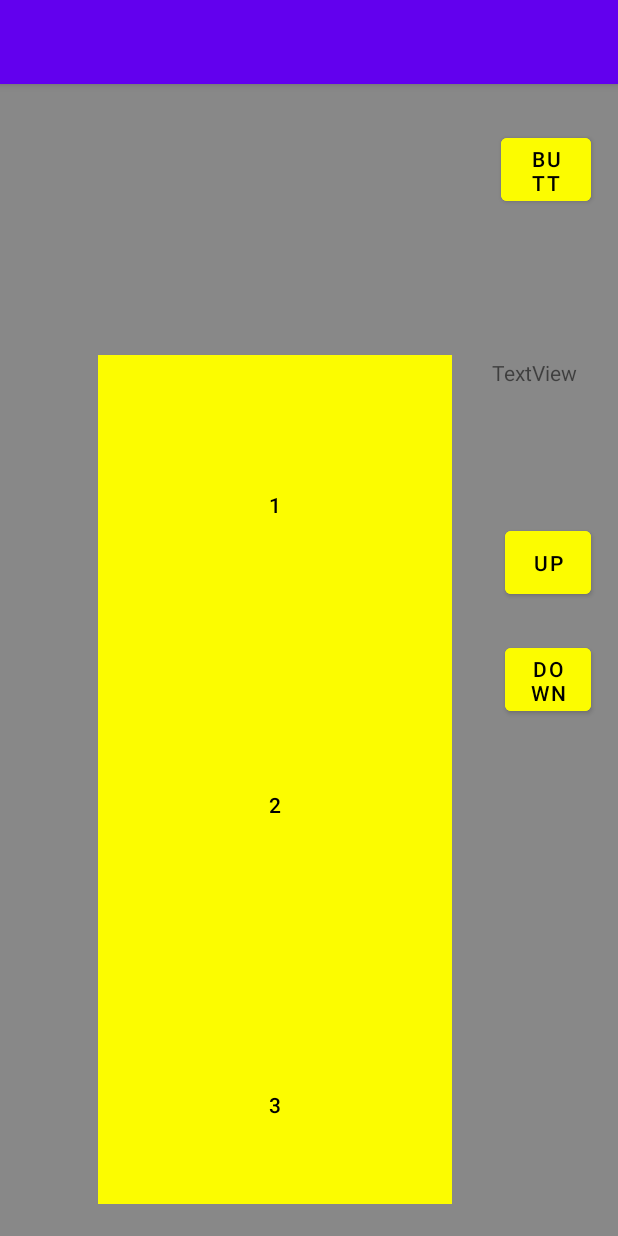
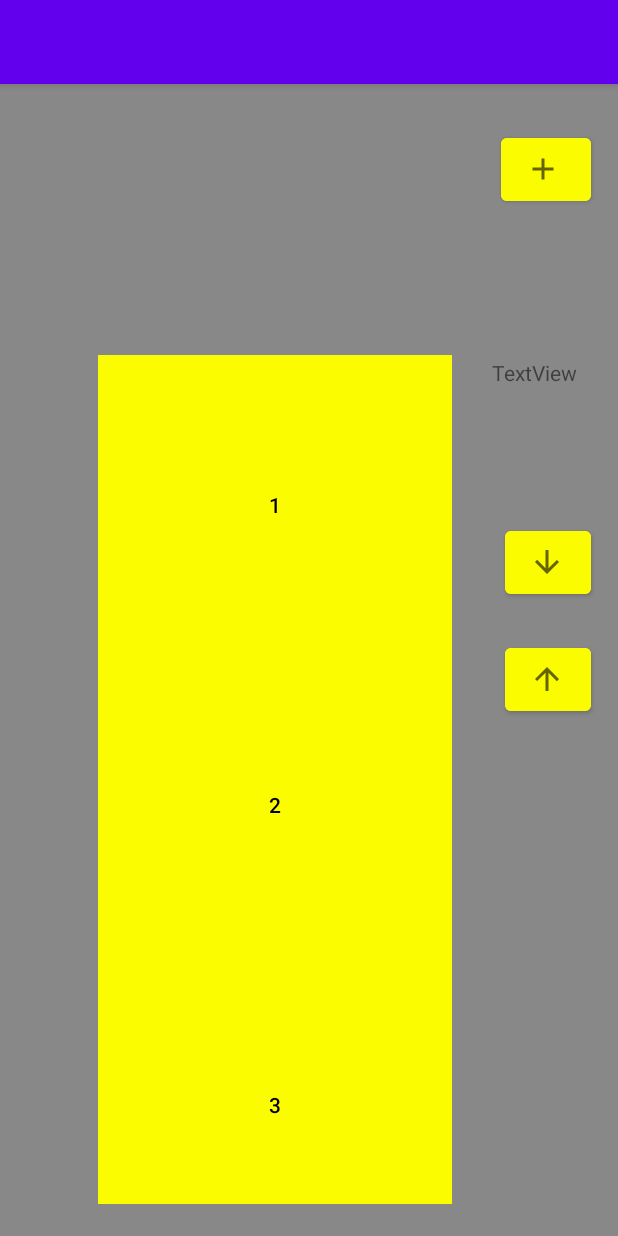
Before and after one commit to d4m14n44/AndroidNotes, an Android app: the screen it shows after launch (MainActivity), on a phone screen of 412 x 824 dp. Run offline under Robolectric (Android 15) with nearby library versions, the phone set to English and light mode, and no system bars; 1 statement that could not run was skipped.

Commit message:
Icons hinzugefügt

```diff
--- /dev/null
+++ b/app/src/main/res/drawable/ic_baseline_add_24.xml
@@ -0,0 +1,10 @@
+<vector xmlns:android="http://schemas.android.com/apk/res/android"
+    android:width="24dp"
+    android:height="24dp"
+    android:viewportWidth="24"
+    android:viewportHeight="24"
+    android:tint="?attr/colorControlNormal">
+  <path
+      android:fillColor="@android:color/white"
+      android:pathData="M19,13h-6v6h-2v-6H5v-2h6V5h2v6h6v2z"/>
+</vector>
--- a/app/src/main/res/layout/activity_main.xml
+++ b/app/src/main/res/layout/activity_main.xml
@@ -15,6 +15,7 @@
         android:layout_height="54dp"
         android:backgroundTint="@color/yellow"
         android:textColor="@color/black"
+        android:drawableLeft="@drawable/ic_baseline_add_24"
         android:text="Button"
         app:layout_constraintBottom_toBottomOf="parent"
         app:layout_constraintEnd_toEndOf="parent"
@@ -29,6 +30,7 @@
         android:layout_height="54dp"
         android:backgroundTint="@color/yellow"
         android:textColor="@color/black"
+        android:drawableLeft="@drawable/ic_baseline_arrow_upward_24"
         android:text="Down"
         app:layout_constraintBottom_toBottomOf="parent"
         app:layout_constraintEnd_toEndOf="parent"
@@ -43,6 +45,7 @@
         android:layout_height="54dp"
         android:backgroundTint="@color/yellow"
         android:textColor="@color/black"
+        android:drawableLeft="@drawable/ic_baseline_arrow_downward_24"
         android:text="Up"
         app:layout_constraintBottom_toBottomOf="parent"
         app:layout_constraintEnd_toEndOf="parent"
```
